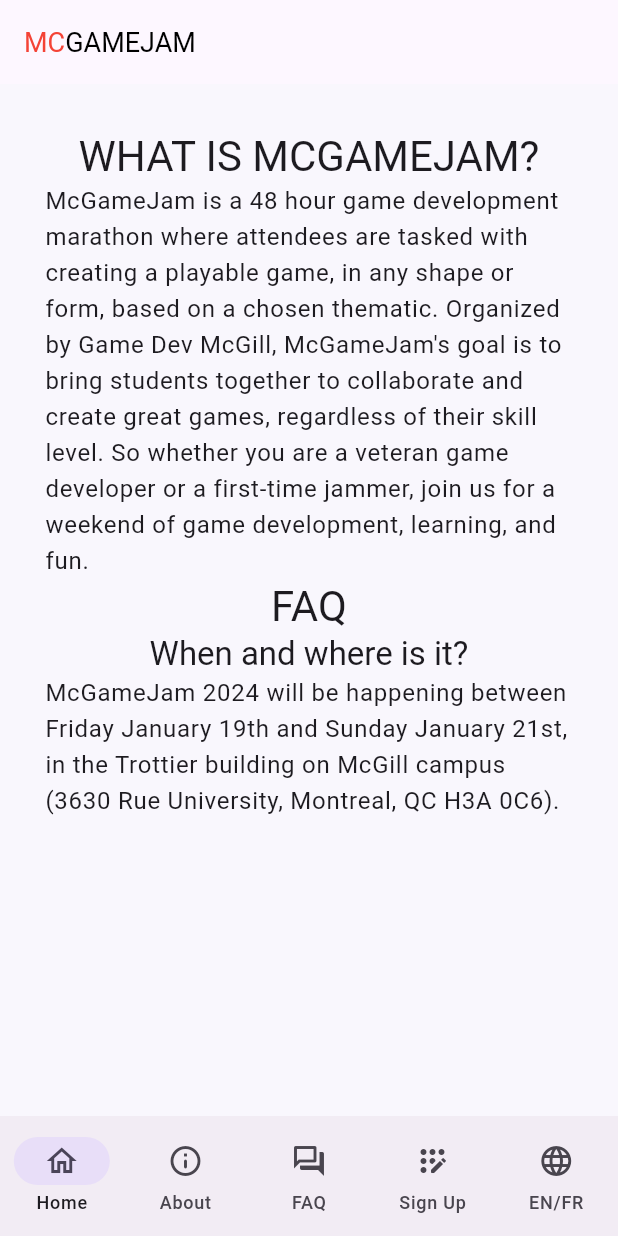
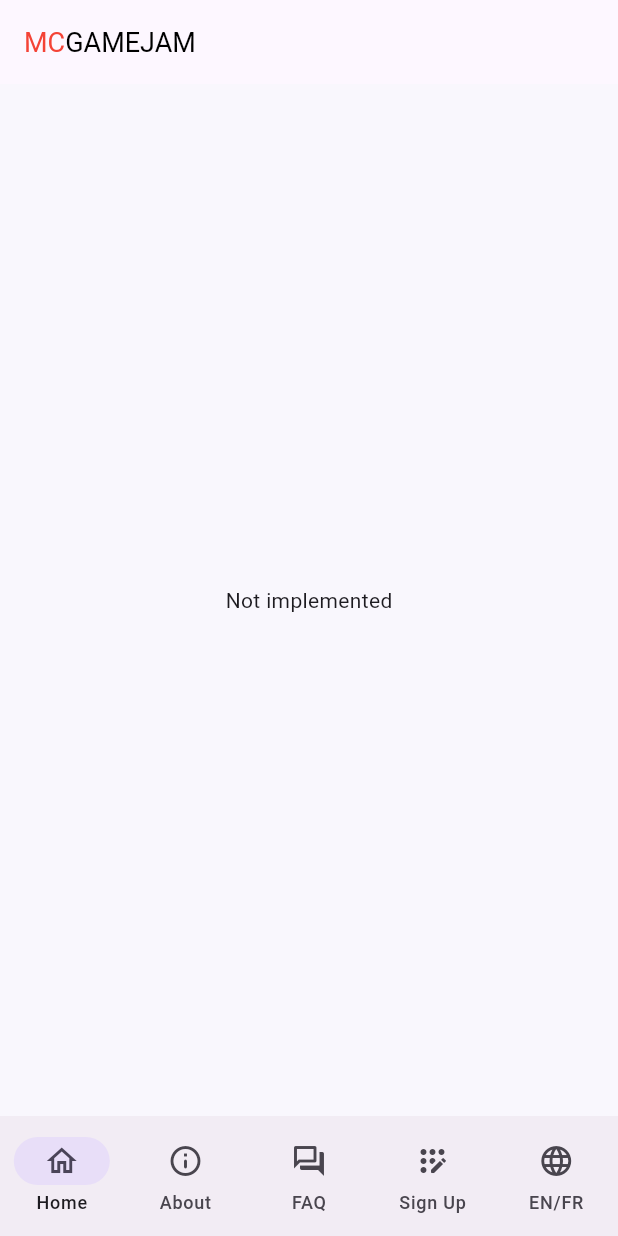
Before and after one commit to gamedevmcgill/mcgamejam, a Flutter app: the screen it shows after launch, on a phone screen of 412 x 824 dp. Run offline on Flutter 3.47's test engine with Material 2 defaults, Android fonts, the phone set to English and light mode, and no system bars; our stand-ins replace firebase_core; missing offline and left inert: universal_html; accounts and stored records are empty; generated files the repository leaves out were written again.

Commit message:
universal html

```diff
--- a/lib/components/main_page.dart
+++ b/lib/components/main_page.dart
@@ -5,7 +5,9 @@
 import 'package:mcgamejam_website/components/stylized_components.dart';
 
 class MainContent extends StatelessWidget {
-  const MainContent({Key? key}) : super(key: key);
+  final int pageIndex;
+
+  const MainContent({Key? key, required this.pageIndex}) : super(key: key);
 
   @override
   Widget build(BuildContext context) {
@@ -16,11 +18,16 @@
           child: Container(
               constraints: const BoxConstraints(maxWidth: 1000),
               padding: const EdgeInsets.all(30),
-              child: Column(
-                  children: const [
-                    AboutSection(),
-                    FaqSection()
-                  ])
+              child: (pageIndex) {
+                switch (pageIndex) {
+                  case 1:
+                    return const AboutSection();
+                  case 2:
+                    return const FaqSection();
+                  default:
+                    return const Text("Not implemented");
+                }
+              }(pageIndex)
           )
         )
     );
@@ -49,8 +56,7 @@
 
   @override
   Widget build(BuildContext context) {
-    return PreferredSize(
-        preferredSize: const Size(1920, 1080),
+    return SafeArea(
       child: LayoutBuilder(
           builder: (BuildContext context, BoxConstraints constraints) {
             final isNarrow = constraints.maxWidth < 1000;
@@ -61,7 +67,7 @@
                     title: const McGameJamTitle(),
                   ),
                   bottomNavigationBar: const NewNavBar(),
-                    body: const MainContent());
+                  body: MainContent(pageIndex: selectedIndex));
             } else {
               // desktop
               return Scaffold(
@@ -70,12 +76,13 @@
                   ),
                   body: Row(
                     children: [
-                        NewNavRail(),
-                        const Expanded(child: MainContent())
+                      const NewNavRail(),
+                      Expanded(child: MainContent(pageIndex: selectedIndex,))
                     ],
                   ));
             }
-            }));
+          })
+    );
   }
 
 }
--- a/lib/components/navigation_bar.dart
+++ b/lib/components/navigation_bar.dart
@@ -39,9 +39,14 @@
   }
 }
 
-class NewNavRail extends StatelessWidget {
+class NewNavRail extends StatefulWidget {
   const NewNavRail({super.key});
 
+  @override
+  State<StatefulWidget> createState() => NewNavRailState();
+}
+
+class NewNavRailState extends State<NewNavRail> {
   @override
   Widget build(BuildContext context) {
     return NavigationRail(
@@ -60,11 +65,12 @@
             MyApp.of(context).locale = Locale.fromSubtags(languageCode: Localizations.localeOf(context).languageCode == 'en' ? 'fr' : 'en');
             break;
           default:
-            MainPage.of(context).selectedIndex = index;
+            setState(() {
+              MainPage.of(context).selectedIndex = index;
+            });
             break;
         }
       },
     );
   }
-
 }
--- a/lib/l10n/app_en.arb
+++ b/lib/l10n/app_en.arb
@@ -4,7 +4,7 @@
     "signUpTitle": "Sign Up",
     "langToggle": "EN/FR",
     "whatIsMcGameJam": "WHAT IS MCGAMEJAM?",
-    "mcGameJamDescription": "McGameJam is a 48 hour game development marathon where attendees are tasked with creating a playable game, in any shape or form, based on a chosen thematic. Organized by Game Dev McGill, McGameJam's goal is to bring students together to collaborate and create great games, regardless of their skill level. So whether you are a veteran game developer or a first-time jammer, join us for a weekend of game development, learning, and fun.",
+    "mcGameJamDescription": "McGameJam is a 48 hour game development marathon where attendees are tasked with creating a playable game, in any shape or form, based on a chosen thematic. Organized by GameDevMcGill, McGameJam's goal is to bring students together to collaborate and create great games, regardless of their skill level. So whether you are a veteran game developer or a first-time jammer, join us for a weekend of game development, learning, and fun.",
     "faq": "FAQ",
     "whenAndWhere": "When and where is it?",
     "timeAndLocation": "McGameJam 2024 will be happening between Friday January 19th and Sunday January 21st, in the Trottier building on McGill campus (3630 Rue University, Montreal, QC H3A 0C6)."
--- a/lib/l10n/app_fr.arb
+++ b/lib/l10n/app_fr.arb
@@ -4,7 +4,7 @@
   "signUpTitle": "Inscription",
   "langToggle": "FR/EN",
   "whatIsMcGameJam": "QU'EST-CE QUE MCGAMEJAM ?",
-  "mcGameJamDescription": "McGameJam est un marathon de développement de jeux de 48 heures où les participant·e·s sont invité·e·s à créer un jeu, dans toute sa forme, basé sur une thématique choisie. Proposé par Game Dev McGill, McGameJam a pour objectif de rassembler des étudiant·e·s pour collaborer et donner vie à d'excellents jeux, indépendamment de leur expérience. Que vous ayez déjà une longue expérience en développement de jeux ou que vous participiez à un jam pour la première fois, venez passer un week-end de création, d'apprentissage et d'amusement.",
+  "mcGameJamDescription": "McGameJam est un marathon de développement de jeux de 48 heures où les participant·e·s sont invité·e·s à créer un jeu, dans toute sa forme, basé sur une thématique choisie. Proposé par GameDevMcGill, McGameJam a pour objectif de rassembler des étudiant·e·s pour collaborer et donner vie à d'excellents jeux, indépendamment de leur expérience. Que vous ayez déjà une longue expérience en développement de jeux ou que vous participiez à un jam pour la première fois, venez passer un week-end de création, d'apprentissage et d'amusement.",
   "faq": "FAQ",
   "whenAndWhere": "Où et quand ?",
   "timeAndLocation": "McGameJam 2024 aura lieu entre vendredi le 19 janvier et dimanche le 21 janvier, sur le campus de McGill au Pavillon Trottier situé au 3630, rue University, Montréal QC H3A 0C6."
--- a/lib/main.dart
+++ b/lib/main.dart
@@ -2,7 +2,7 @@
 import 'package:flutter/material.dart';
 import 'package:mcgamejam_website/components/main_page.dart';
 import 'package:flutter_gen/gen_l10n/app_localizations.dart';
-import 'dart:html';
+import 'package:universal_html/html.dart';
 
 
 void main() {
--- a/pubspec.yaml
+++ b/pubspec.yaml
@@ -41,6 +41,7 @@
   intl: any
   ffi: ^2.0.2
   firebase_core: ^2.15.0
+  universal_html: ^2.2.2
 
 dev_dependencies:
   flutter_test:
```
Also changed, not shown: pubspec.lock. Lines whose indentation alone changed are shown as unchanged.
